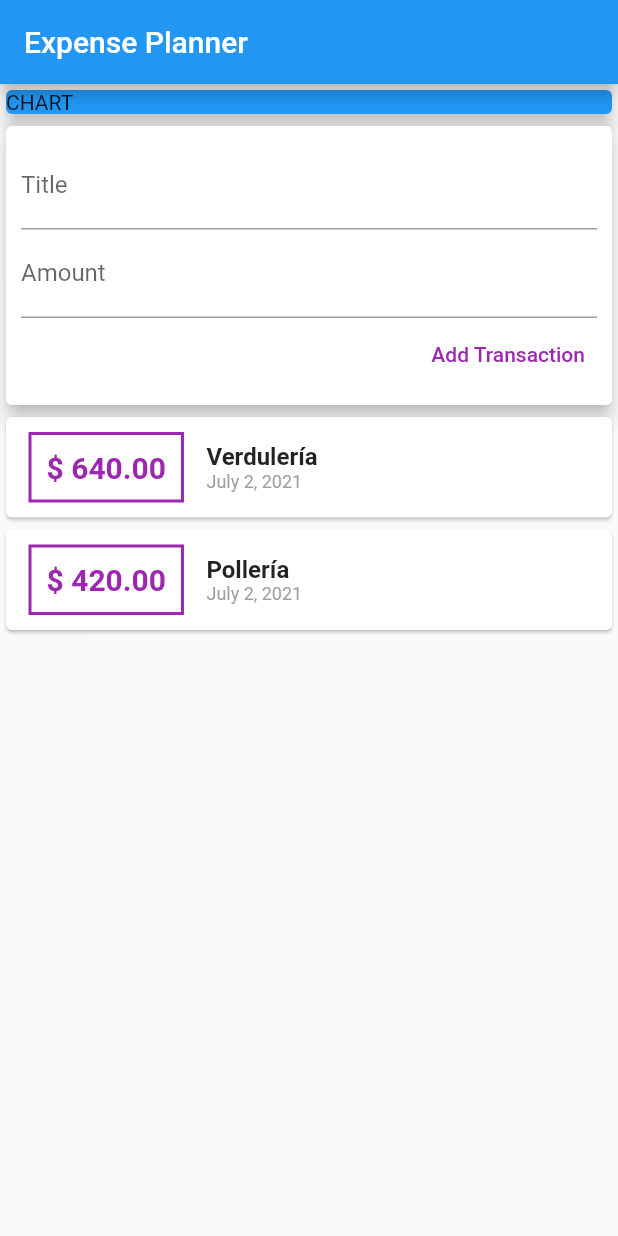
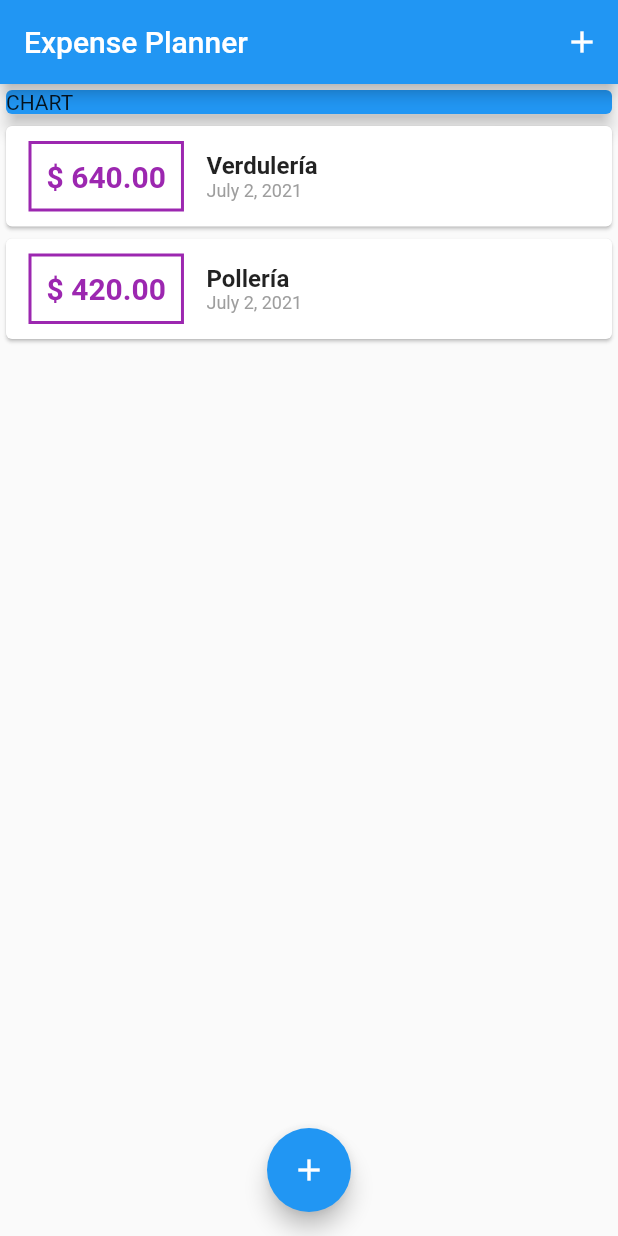
Before and after one commit to fffrowies/expense_planner, a Flutter app: the screen it shows after launch, on a phone screen of 412 x 824 dp. Run offline on Flutter 3.47's test engine with Material 2 defaults, Android fonts, the phone set to English and light mode, and no system bars.

Commit message:
Método para llamar nueva transacción en main

```diff
--- a/lib/main.dart
+++ b/lib/main.dart
@@ -1,7 +1,9 @@
 import 'package:flutter/material.dart';
 import 'package:flutter/widgets.dart';
 
-import './widgets/user_transaction.dart';
+import './widgets/transaction_list.dart';
+import './widgets/new_transaction.dart';
+import './models/transaction.dart';
 
 void main() => runApp(MyApp());
 
@@ -15,15 +17,60 @@ class MyApp extends StatelessWidget {
   }
 }
 
-class MyHomePage extends StatelessWidget {
-  final titleController = TextEditingController();
-  final amountController = TextEditingController();
+class MyHomePage extends StatefulWidget {
+  @override
+  _MyHomePageState createState() => _MyHomePageState();
+}
+
+class _MyHomePageState extends State<MyHomePage> {
+  final List<Transaction> _userTransactions = [
+    Transaction(
+      id: 't1',
+      title: 'Verdulería',
+      amount: 640.00,
+      date: DateTime.now(),
+    ),
+    Transaction(
+      id: 't2',
+      title: 'Pollería',
+      amount: 420.00,
+      date: DateTime.now(),
+    ),
+  ];
+
+  void _addNewTransaction(String transactionTitle, double transactionAmount) {
+    final newTransaction = Transaction(
+      id: DateTime.now().toString(),
+      title: transactionTitle,
+      amount: transactionAmount,
+      date: DateTime.now(),
+    );
+
+    setState(() {
+      _userTransactions.add(newTransaction);
+    });
+  }
+
+  void _startAddNewTransaction(BuildContext ctx) {
+    showModalBottomSheet(
+      context: ctx,
+      builder: (_) {
+        return NewTransaction(_addNewTransaction);
+      },
+    );
+  }
 
   @override
   Widget build(BuildContext context) {
     return Scaffold(
       appBar: AppBar(
         title: Text('Expense Planner'),
+        actions: <Widget>[
+          IconButton(
+            icon: Icon(Icons.add),
+            onPressed: () => _startAddNewTransaction(context),
+          ),
+        ],
       ),
       body: SingleChildScrollView(
         child: Column(
@@ -38,9 +85,14 @@ class MyHomePage extends StatelessWidget {
                 elevation: 5,
               ),
             ),
-            UserTransactions(),
+            TransactionList(_userTransactions),
           ],
         ),
+      ),
+      floatingActionButtonLocation: FloatingActionButtonLocation.centerFloat,
+      floatingActionButton: FloatingActionButton(
+        child: Icon(Icons.add),
+        onPressed: () => _startAddNewTransaction(context),
       ),
     );
   }
--- a/lib/widgets/user_transaction.dart
+++ /dev/null
@@ -1,50 +0,0 @@
-import 'package:flutter/material.dart';
-
-import './new_transaction.dart';
-import './transaction_list.dart';
-import '../models/transaction.dart';
-
-class UserTransactions extends StatefulWidget {
-  @override
-  _UserTransactionsState createState() => _UserTransactionsState();
-}
-
-class _UserTransactionsState extends State<UserTransactions> {
-  final List<Transaction> _userTransactions = [
-    Transaction(
-      id: 't1',
-      title: 'Verdulería',
-      amount: 640.00,
-      date: DateTime.now(),
-    ),
-    Transaction(
-      id: 't2',
-      title: 'Pollería',
-      amount: 420.00,
-      date: DateTime.now(),
-    ),
-  ];
-
-  void _addNewTransaction(String transactionTitle, double transactionAmount) {
-    final newTransaction = Transaction(
-      id: DateTime.now().toString(),
-      title: transactionTitle,
-      amount: transactionAmount,
-      date: DateTime.now(),
-    );
-
-    setState(() {
-      _userTransactions.add(newTransaction);
-    });
-  }
-
-  @override
-  Widget build(BuildContext context) {
-    return Column(
-      children: <Widget>[
-        NewTransaction(_addNewTransaction),
-        TransactionList(_userTransactions),
-      ],
-    );
-  }
-}
```
